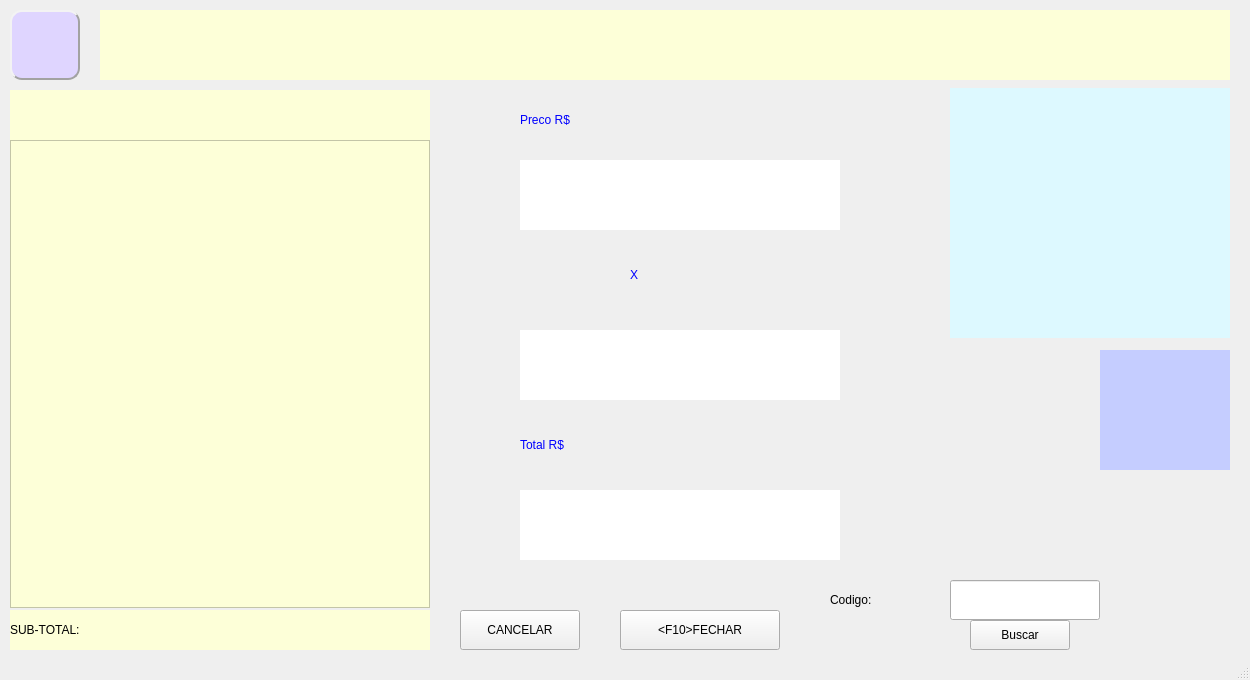
First picture: the form in telas/venda_pdv.ui, repository htisistema/SISCOM, before the edit.
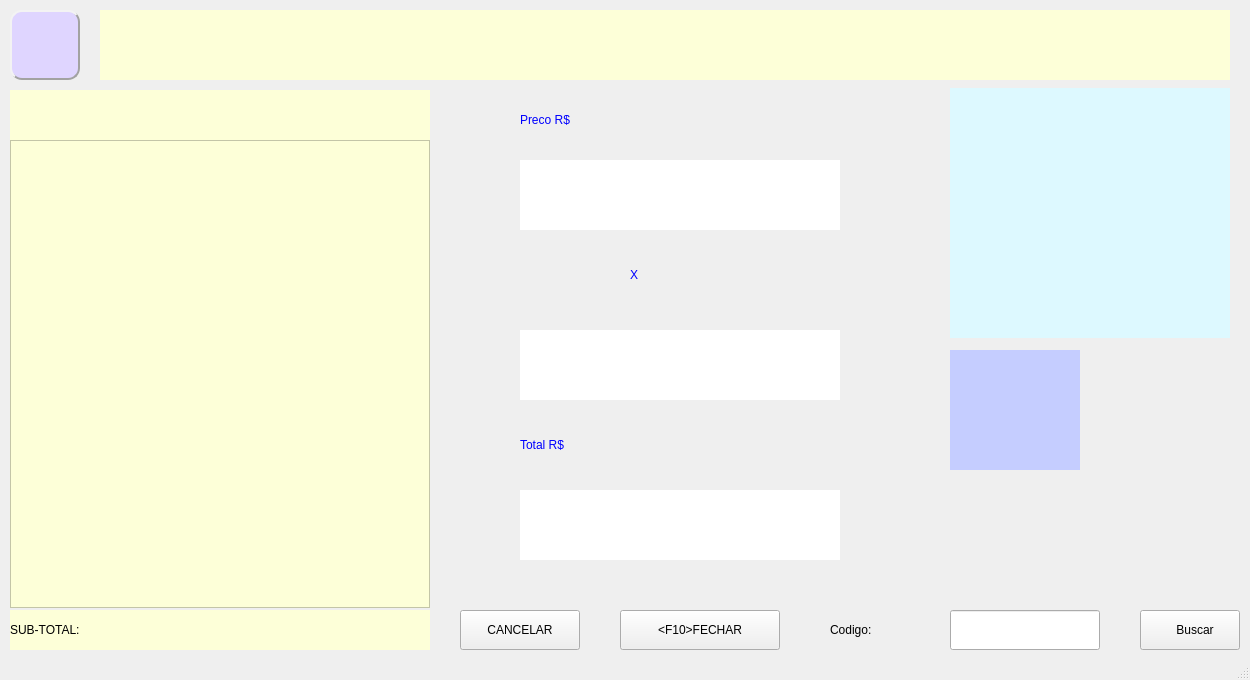
Second picture: the form after the edit. Icons and pictures are not drawn.

Patch:
```diff
--- a/telas/venda_pdv.ui
+++ b/telas/venda_pdv.ui
@@ -101,7 +101,7 @@
     <property name="geometry">
      <rect>
       <x>950</x>
-      <y>580</y>
+      <y>610</y>
       <width>150</width>
       <height>40</height>
      </rect>
@@ -114,7 +114,7 @@
     <property name="geometry">
      <rect>
       <x>830</x>
-      <y>580</y>
+      <y>610</y>
       <width>110</width>
       <height>40</height>
      </rect>
@@ -145,7 +145,7 @@
     <property name="geometry">
      <rect>
       <x>1140</x>
-      <y>570</y>
+      <y>470</y>
       <width>90</width>
       <height>90</height>
      </rect>
@@ -157,7 +157,7 @@
    <widget class="QLabel" name="usuario">
     <property name="geometry">
      <rect>
-      <x>1100</x>
+      <x>950</x>
       <y>350</y>
       <width>130</width>
       <height>120</height>
@@ -173,8 +173,8 @@
    <widget class="QLabel" name="operador">
     <property name="geometry">
      <rect>
-      <x>1100</x>
-      <y>210</y>
+      <x>950</x>
+      <y>480</y>
       <width>130</width>
       <height>20</height>
      </rect>
@@ -271,14 +271,14 @@
    <widget class="QPushButton" name="bt_buscar_produto">
     <property name="geometry">
      <rect>
-      <x>970</x>
-      <y>620</y>
+      <x>1140</x>
+      <y>610</y>
       <width>100</width>
-      <height>30</height>
+      <height>40</height>
      </rect>
     </property>
     <property name="text">
-     <string>Buscar</string>
+     <string>   Buscar</string>
     </property>
    </widget>
    <widget class="QListView" name="listView">
```
